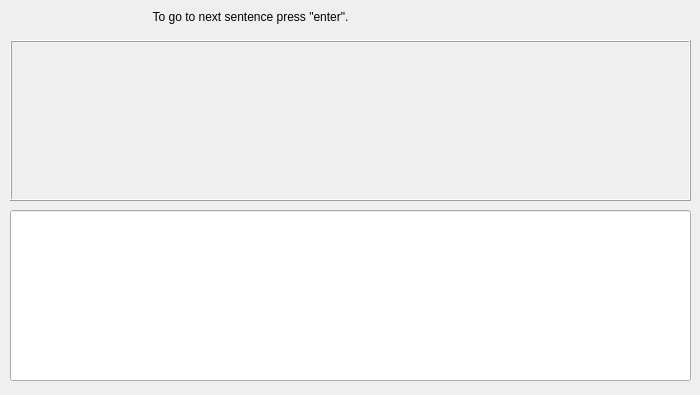
Before: the Qt Designer form Assignment6/text_entry_speed_test.ui in FelixKalley/reaction-test, drawn with Qt 5.
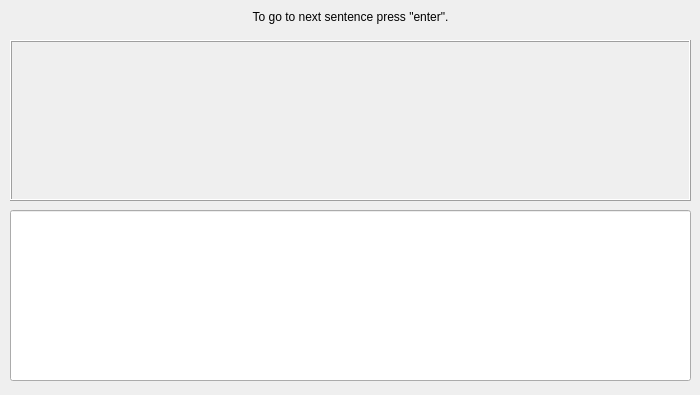
After: the same form once the commit is applied.

Commit message: input check and headings for csv

```diff
--- a/Assignment6/text_entry_speed_test.ui
+++ b/Assignment6/text_entry_speed_test.ui
@@ -54,7 +54,7 @@
     <rect>
      <x>10</x>
      <y>10</y>
-     <width>481</width>
+     <width>681</width>
      <height>21</height>
     </rect>
    </property>
```
The commit also changes 2 other files.
